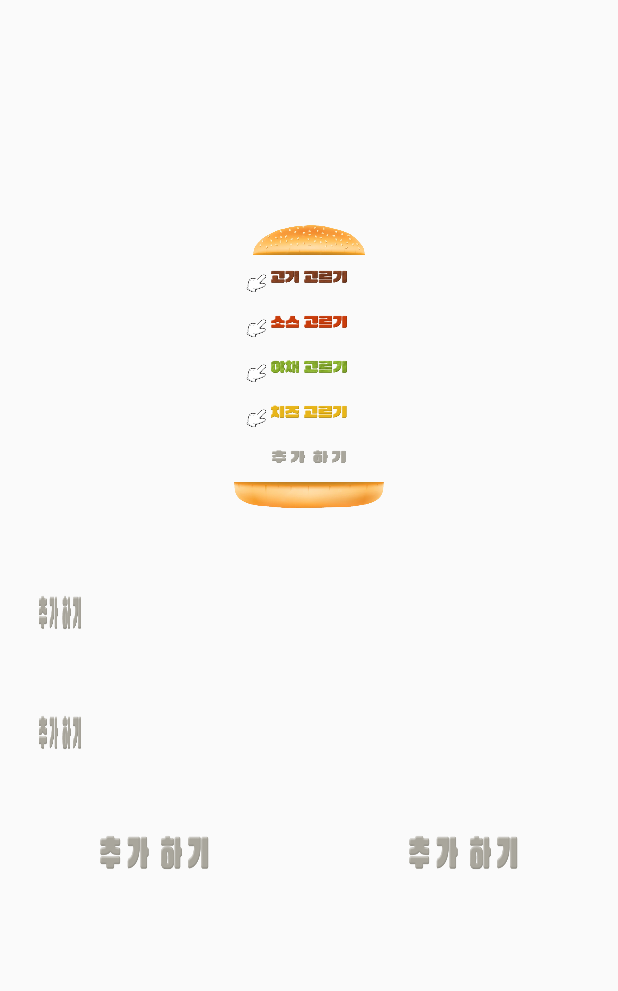
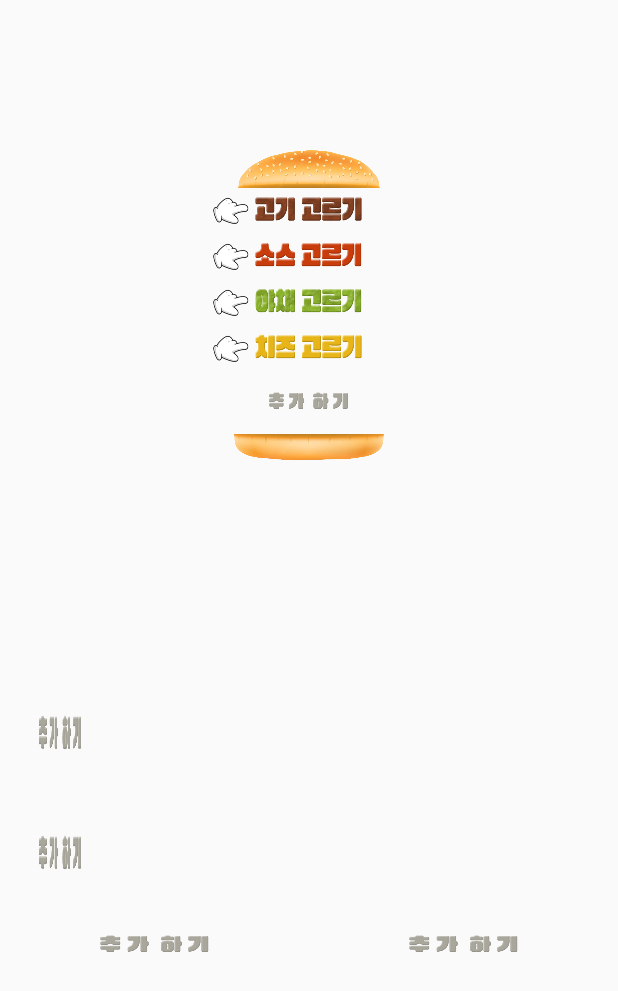
Before and after one commit to mochangil/MobileAppProgramming-KioskProject, an Android app: the OrderPage screen opened directly, with no data from a screen before it, on a phone screen of 412 x 824 dp. Shown: the top 991 px of the screen. Run offline under Robolectric (Android 15) with nearby library versions, the light colour scheme and no system bars.

Commit message:
Fix : side,drink,main 추가기능

```diff
--- a/app/src/main/java/com/example/kiosk/DrinkDialog.kt
+++ b/app/src/main/java/com/example/kiosk/DrinkDialog.kt
@@ -42,6 +42,7 @@ class DrinkDialog(context: Context){
             dialog.dismiss()
         }
 
+
     }
 
     interface OnDialogClickListener
--- a/app/src/main/res/layout/activity_mainpage.xml
+++ b/app/src/main/res/layout/activity_mainpage.xml
@@ -17,50 +17,54 @@
     </LinearLayout>
     <LinearLayout
         android:layout_width="match_parent"
-        android:layout_height="320dp"
+        android:layout_height="400dp"
         android:id="@+id/burgerChoice"
         android:orientation="vertical">
     <ImageView
-        android:layout_marginTop="100dp"
-        android:layout_width="120dp"
-        android:layout_height="20dp"
+        android:layout_marginTop="50dp"
+        android:layout_width="200dp"
+        android:layout_height="25dp"
         android:src = "@drawable/bun_up"
         android:layout_gravity="center_horizontal"
 
         />
     <Button
         android:id="@+id/btn_mainPatty"
-        android:layout_width="140dp"
-        android:layout_height="30dp"
+        android:layout_width="150dp"
+        android:layout_height="20dp"
         android:layout_gravity="center_horizontal"
-        android:background="@drawable/meat_choice"
+        android:background="@drawable/meatchoice"
+        android:layout_margin="5dp"
 
         android:onClick="onClick"
         />
     <Button
         android:id="@+id/btn_mainSauce"
-        android:layout_width="140dp"
-        android:layout_height="30dp"
+        android:layout_width="150dp"
+        android:layout_height="20dp"
         android:layout_gravity="center_horizontal"
+        android:layout_margin="5dp"
 
-        android:background="@drawable/sauce_choice"
+        android:background="@drawable/saucechoice"
         android:onClick="onClick"
         />
     <Button
         android:id="@+id/btn_mainVegetable"
-        android:layout_width="140dp"
-        android:layout_height="30dp"
+        android:layout_width="150dp"
+        android:layout_height="20dp"
         android:layout_gravity="center_horizontal"
+        android:layout_margin="5dp"
 
-        android:background="@drawable/vege_choice"
+        android:background="@drawable/vegechoice"
         android:onClick="onClick"
         />
     <Button
         android:id="@+id/btn_mainCheese"
-        android:layout_width="140dp"
-        android:layout_height="30dp"
+        android:layout_width="150dp"
+        android:layout_height="20dp"
+        android:layout_margin="5dp"
 
-        android:background="@drawable/cheese_choice"
+        android:background="@drawable/cheesechoice"
         android:layout_gravity="center_horizontal"
         />
     <LinearLayout
@@ -74,8 +78,8 @@
     </LinearLayout>
 
     <Button
-        android:layout_width="140dp"
-        android:layout_height="30dp"
+        android:layout_width="150dp"
+        android:layout_height="40dp"
         android:id="@+id/addBtn"
         android:background="@drawable/add_choice"
         android:text = " "
@@ -155,7 +159,7 @@
         >
         <Button
             android:layout_width="80dp"
-            android:layout_height="80dp"
+            android:layout_height="40dp"
             android:id="@+id/moreOrder"
             android:background="@drawable/add_choice"
             android:text = " "
@@ -166,7 +170,7 @@
         <Button
             android:id="@+id/completeOrder"
             android:layout_width="80dp"
-        android:layout_height="80dp"
+            android:layout_height="40dp"
             android:layout_gravity="center_horizontal"
             android:background="@drawable/add_choice"
             android:text=" "
--- a/app/src/main/res/values/themes.xml
+++ b/app/src/main/res/values/themes.xml
@@ -20,7 +20,7 @@
     </style>
     <style name="Button.Border" parent="Widget.AppCompat.ImageButton">
         <item name="strokeWidth">5dp</item>
-        <item name="strokeColor">#555555</item>
+        <item name="strokeColor">#FFFFFF</item>
         <item name="android:padding">0dp</item>
         <item name="android:background">@drawable/vege_choice</item>
         <!--        <item name="android:background">@drawable/cat</item>-->
```
Also changed, not shown: app/src/main/java/com/example/kiosk/AddMenuDialog.kt (+31 -10 lines), app/src/main/java/com/example/kiosk/OrderPage.kt (+134 -77 lines). Lines whose indentation alone changed are shown as unchanged.
